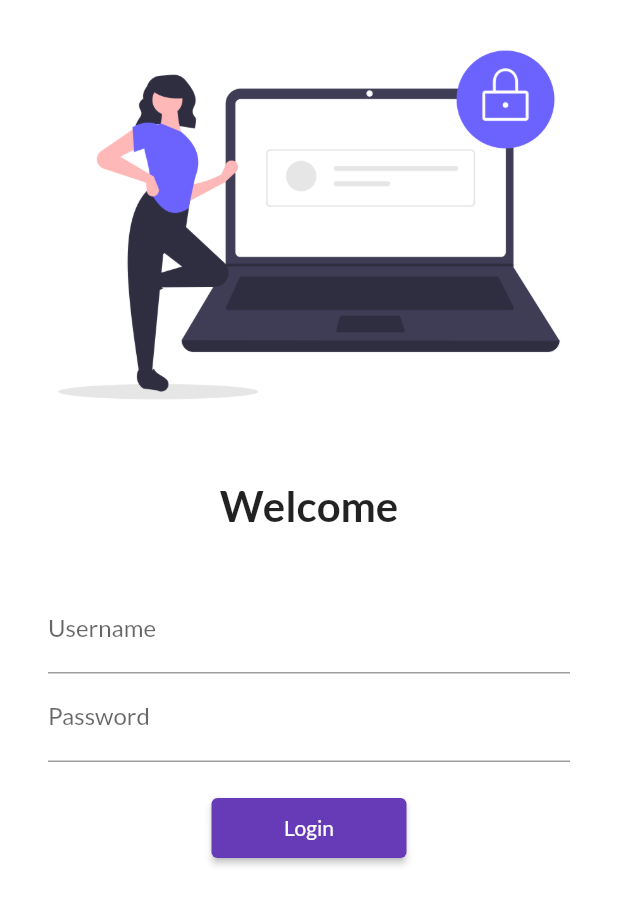
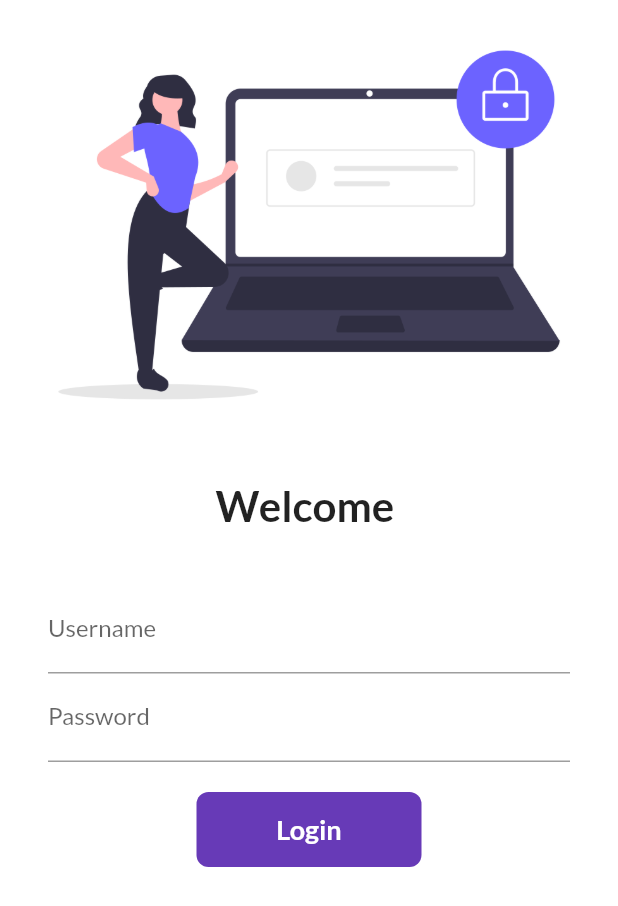
Before and after one commit to vipinsaini0/15DaysOfFlutter2.0, a Flutter app: the screen it shows after launch, on a phone screen of 412 x 824 dp. Shown: the top 906 px of the screen. Run offline on Flutter 3.47's test engine with Material 2 defaults, Android fonts, the phone set to English and light mode, and no system bars; our stand-ins replace google_fonts.

Commit message:
Day6 completed

```diff
--- a/lib/pages/login_page.dart
+++ b/lib/pages/login_page.dart
@@ -3,7 +3,15 @@ import 'dart:ui';
 import 'package:flutter/material.dart';
 import 'package:flutter_demo/utilies/routes.dart';
 
-class LoginPage extends StatelessWidget {
+class LoginPage extends StatefulWidget {
+  @override
+  _LoginPageState createState() => _LoginPageState();
+}
+
+class _LoginPageState extends State<LoginPage> {
+  String name = "";
+  bool changeButton = false;
+
   @override
   Widget build(BuildContext context) {
     return Material(
@@ -20,7 +28,7 @@ class LoginPage extends StatelessWidget {
                 height: 20.0,
               ),
               Text(
-                "Welcome",
+                "Welcome $name",
                 style: TextStyle(
                   fontSize: 28,
                   fontWeight: FontWeight.bold,
@@ -42,18 +50,53 @@ class LoginPage extends StatelessWidget {
                       obscureText: true,
                       decoration: InputDecoration(
                           hintText: "Enter password", labelText: "Password"),
+                      onChanged: (value) {
+                        name = value;
+                        setState(() {});
+                      },
                     ),
                     SizedBox(
                       height: 20.0,
                     ),
-                    ElevatedButton(
-                      onPressed: () {
-                        print("Hi test");
+                    InkWell(
+                      onTap: () async {
+                        setState(() {
+                          changeButton = true;
+                        });
+                        await Future.delayed(Duration(seconds: 1));
                         Navigator.pushNamed(context, MyRoutes.homeRoute);
                       },
-                      child: Text("Login"),
-                      style: TextButton.styleFrom(minimumSize: Size(130, 40)),
-                    )
+                      child: AnimatedContainer(
+                        duration: Duration(seconds: 1),
+                        width: changeButton ? 50 : 150,
+                        height: 50,
+                        alignment: Alignment.center,
+                        child: changeButton
+                            ? Icon(
+                                Icons.done,
+                                color: Colors.white,
+                              )
+                            : Text(
+                                "Login",
+                                style: TextStyle(
+                                    color: Colors.white,
+                                    fontWeight: FontWeight.bold,
+                                    fontSize: 18),
+                              ),
+                        decoration: BoxDecoration(
+                            color: Colors.deepPurple,
+                            borderRadius:
+                                BorderRadius.circular(changeButton ? 50 : 8)),
+                      ),
+                    ),
+                    // ElevatedButton(
+                    //   onPressed: () {
+                    //     print("Hi test");
+                    //     Navigator.pushNamed(context, MyRoutes.homeRoute);
+                    //   },
+                    //   child: Text("Login"),
+                    //   style: TextButton.styleFrom(minimumSize: Size(130, 40)),
+                    // )
                   ],
                 ),
               )
```
